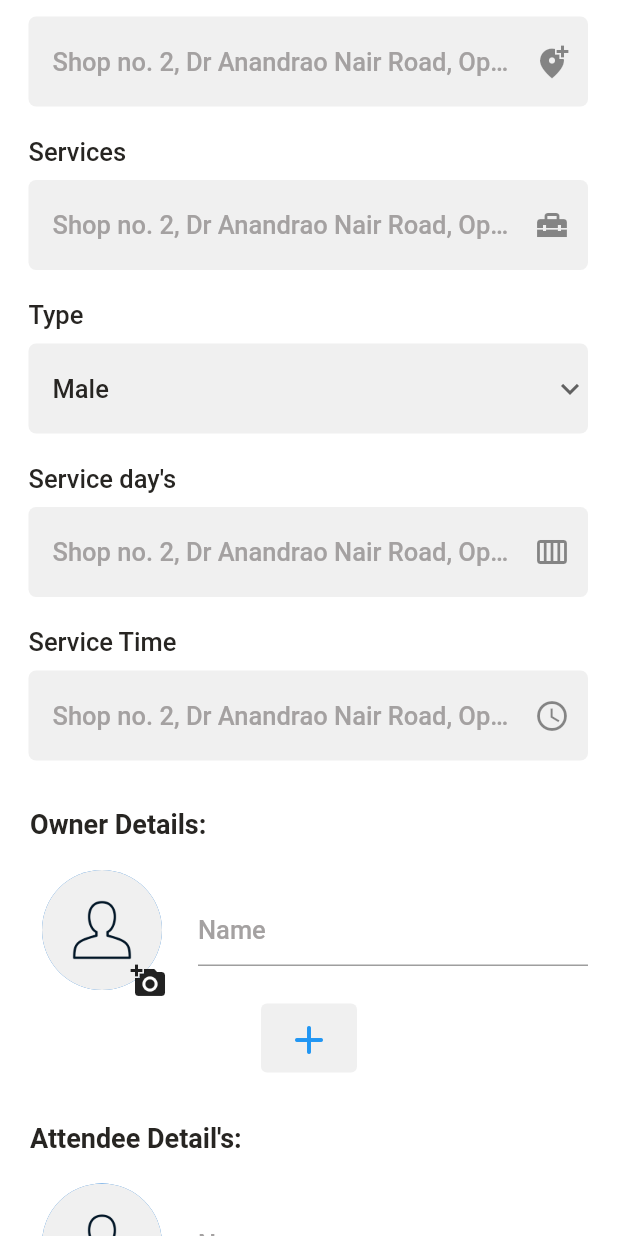
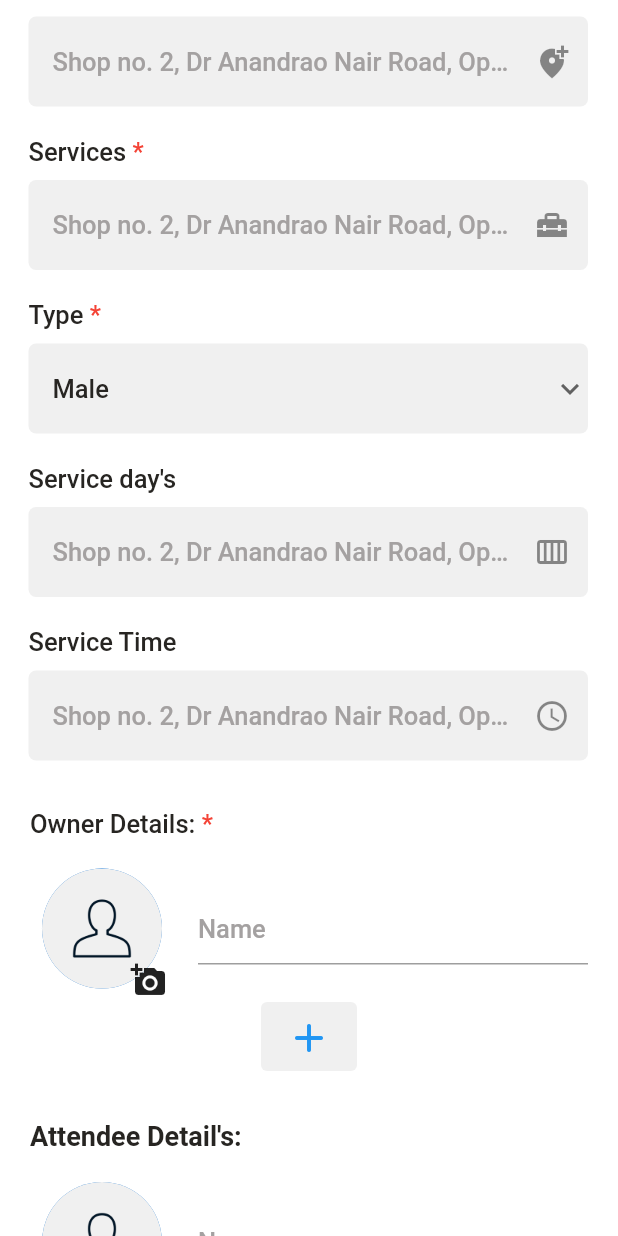
Before and after one commit to areebmomin/salon-hub-in-flutter, a Flutter app: the SaloonRegistrationWidget screen opened by its route, scrolled down 576 dp, on a phone screen of 412 x 824 dp. Run offline on Flutter 3.47's test engine with Material 2 defaults, Android fonts, the phone set to English and light mode, and no system bars; our stand-ins replace cloud_firestore, email_validator, equatable, firebase_auth, firebase_core, firebase_storage and 5 more; accounts and stored records are empty; generated files the repository leaves out were written again; project files that could hold a hidden picture were left out.

Commit message:
add asterisk in registration page

```diff
--- a/lib/auth/saloon_auth/saloon_registration/widgets/owner_details_section.dart
+++ b/lib/auth/saloon_auth/saloon_registration/widgets/owner_details_section.dart
@@ -15,12 +15,24 @@ class _OwnerDetailsWidgetState extends State<OwnerDetailsWidget> {
         Container(
           width: double.infinity,
           padding: const EdgeInsets.only(left: 20, top: 32),
-          child: const Text(
-            Strings.ownerDetails,
-            style: TextStyle(
-              fontWeight: FontWeight.w600,
-              fontSize: 18,
-              color: AppColors.headingTextColor,
+          child: RichText(
+            text: const TextSpan(
+              text: Strings.ownerDetails,
+              style: TextStyle(
+                fontWeight: FontWeight.w500,
+                fontSize: 17,
+                color: AppColors.headingTextColor,
+              ),
+              children: <TextSpan>[
+                TextSpan(
+                  text: Strings.asterisk,
+                  style: TextStyle(
+                    fontWeight: FontWeight.w500,
+                    fontSize: 17,
+                    color: Colors.red,
+                  ),
+                ),
+              ],
             ),
           ),
         ),
--- a/lib/auth/saloon_auth/saloon_registration/widgets/saloon_type_text_field.dart
+++ b/lib/auth/saloon_auth/saloon_registration/widgets/saloon_type_text_field.dart
@@ -16,14 +16,26 @@ class _SaloonTypeTextFieldWidgetState extends State<SaloonTypeTextFieldWidget> {
     return Column(
       crossAxisAlignment: CrossAxisAlignment.stretch,
       children: [
-        const Padding(
-          padding: EdgeInsets.only(top: 20, left: 19),
-          child: Text(
-            Strings.type,
-            style: TextStyle(
-              fontWeight: FontWeight.w500,
-              fontSize: 17,
-              color: AppColors.headingTextColor,
+         Padding(
+          padding: const EdgeInsets.only(top: 20, left: 19),
+          child: RichText(
+            text: const TextSpan(
+              text: Strings.type,
+              style: TextStyle(
+                fontWeight: FontWeight.w500,
+                fontSize: 17,
+                color: AppColors.headingTextColor,
+              ),
+              children: <TextSpan>[
+                TextSpan(
+                  text: Strings.asterisk,
+                  style: TextStyle(
+                    fontWeight: FontWeight.w500,
+                    fontSize: 17,
+                    color: Colors.red,
+                  ),
+                ),
+              ],
             ),
           ),
         ),
--- a/lib/auth/saloon_auth/saloon_registration/widgets/services_text_field.dart
+++ b/lib/auth/saloon_auth/saloon_registration/widgets/services_text_field.dart
@@ -11,21 +11,33 @@ class ServicesTextFieldWidget extends StatefulWidget {
 class _ServicesTextFieldWidgetState extends State<ServicesTextFieldWidget> {
   @override
   Widget build(BuildContext context) {
-    return const Column(
+    return Column(
       crossAxisAlignment: CrossAxisAlignment.stretch,
       children: [
         Padding(
-          padding: EdgeInsets.only(top: 20, left: 19),
-          child: Text(
-            Strings.services,
-            style: TextStyle(
-              fontWeight: FontWeight.w500,
-              fontSize: 17,
-              color: AppColors.headingTextColor,
+          padding: const EdgeInsets.only(top: 20, left: 19),
+          child: RichText(
+            text: const TextSpan(
+              text: Strings.services,
+              style: TextStyle(
+                fontWeight: FontWeight.w500,
+                fontSize: 17,
+                color: AppColors.headingTextColor,
+              ),
+              children: <TextSpan>[
+                TextSpan(
+                  text: Strings.asterisk,
+                  style: TextStyle(
+                    fontWeight: FontWeight.w500,
+                    fontSize: 17,
+                    color: Colors.red,
+                  ),
+                ),
+              ],
             ),
           ),
         ),
-        Padding(
+        const Padding(
           padding: EdgeInsets.only(left: 19, right: 20, top: 9),
           child: TextField(
             decoration: InputDecoration(
```
Also changed, not shown: lib/auth/saloon_auth/saloon_registration/widgets/address_text_field.dart (+20 -8 lines), lib/auth/saloon_auth/saloon_registration/widgets/business_name_text_field.dart (+21 -9 lines).
